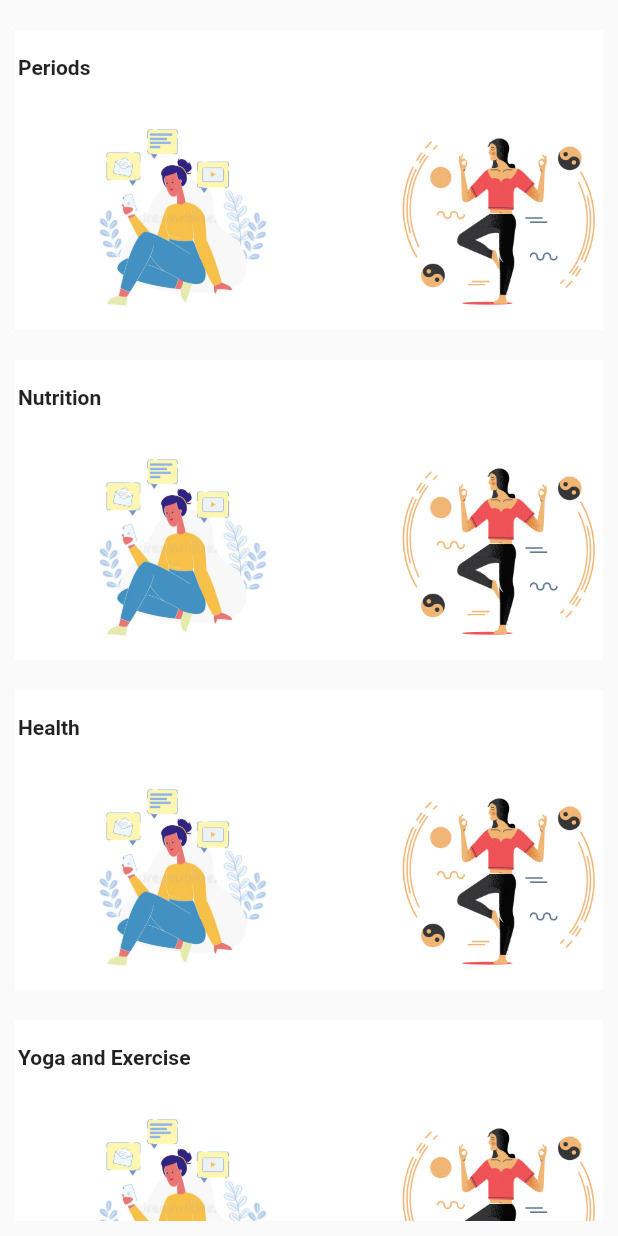
After one commit to sakshi170920/Pcos-App, a Flutter app: the BlogSection screen opened directly, on a phone screen of 412 x 824 dp. The commit adds this screen. Run offline on Flutter 3.47's test engine with Material 2 defaults, Android fonts, the phone set to English and light mode, and no system bars; our stand-ins replace animated_text_kit, cloud_firestore, firebase_auth, modal_progress_hud; accounts and stored records are empty.

Commit message:
Added Health insights blog section

```diff
--- /dev/null
+++ b/Flutter-App/pcos_app/lib/features/health_insights.dart
@@ -0,0 +1,71 @@
+import 'dart:ui';
+
+import 'package:flutter/cupertino.dart';
+import 'package:flutter/material.dart';
+import 'package:flutter/widgets.dart';
+class BlogSection extends StatelessWidget {
+  final titles = ["Periods","Nutrition","Health","Yoga and Exercise "];
+  @override
+  Widget build(BuildContext context) {
+    return Scaffold(
+      backgroundColor: Colors.grey[70],
+      body: Container(
+        padding: EdgeInsets.all(10),
+        child: ListView.builder(
+          scrollDirection: Axis.vertical,
+          itemCount: titles.length,
+            itemBuilder: (BuildContext context , int index){
+            return Container(
+
+              color: Colors.white,
+              margin: EdgeInsets.symmetric(horizontal: 0,vertical: 10),
+              height: 200,
+              child: Column(
+                children: [
+                  Expanded(
+                    flex: 1,
+                    child: Padding(
+                      padding: const EdgeInsets.all(2.0),
+                      child: Align(
+                        alignment: Alignment.centerLeft,
+                        child: Text(titles[index],style: TextStyle(fontWeight: FontWeight.bold
+                        ),
+
+                        ),
+                      ),
+
+                    ),
+                  ),
+                  Expanded(
+                  flex: 3,
+                  child: ListView.builder(//each row
+
+                    itemCount: 4,
+                    scrollDirection: Axis.horizontal,
+                    itemBuilder: (BuildContext context , int index){
+                      return Container(
+                        width: 200,
+                        margin: EdgeInsets.all(8),
+
+                        decoration: BoxDecoration(
+                            borderRadius: BorderRadius.circular(20),
+                          color: Colors.white,
+                        ),
+                        child: Image(image: AssetImage("assets/images/pcos${index+1}.jpg"),
+                        ),
+                      );
+                      },
+                  ),
+                ),
+
+                ],
+              ),
+            );
+            },
+
+
+        ),
+      ),
+    );
+  }
+}
--- a/Flutter-App/pcos_app/lib/login_screens/login_screen.dart
+++ b/Flutter-App/pcos_app/lib/login_screens/login_screen.dart
@@ -2,7 +2,6 @@ import 'package:flutter/material.dart';
 import 'package:pcos_app/constants.dart';
 import 'package:firebase_auth/firebase_auth.dart';
 import 'package:pcos_app/homepage.dart';
-import '../chat/chat_screen.dart';
 import 'package:modal_progress_hud/modal_progress_hud.dart';
 import 'package:pcos_app/widgets/rounded_button.dart';
 
@@ -78,7 +77,7 @@ class _LoginScreenState extends State<LoginScreen> {
                     final user = await _auth.signInWithEmailAndPassword(
                         email: email, password: password);
                     if (user != null) {
-                      Navigator.pushNamed(context, HomePage.id);
+                      Navigator.pushNamedAndRemoveUntil(context, HomePage.id, (route) => false);
                     }
 
                     setState(() {
--- a/Flutter-App/pcos_app/lib/login_screens/welcome_screen.dart
+++ b/Flutter-App/pcos_app/lib/login_screens/welcome_screen.dart
@@ -58,7 +58,7 @@ class _WelcomeScreenState extends State<WelcomeScreen>
                 TypewriterAnimatedTextKit(
                   text: ['PCOS Virago'],
                   textStyle: TextStyle(
-                    fontSize: 45.0,
+                    fontSize: 40.0,
                     fontWeight: FontWeight.w900,
                   ),
                 ),
```
Also changed, not shown: Flutter-App/pcos_app/lib/features/chat_screen.dart (renamed from Flutter-App/pcos_app/lib/chat/chat_screen.dart, +3 -14 lines), Flutter-App/pcos_app/lib/homepage.dart (+4 -5 lines), Flutter-App/pcos_app/lib/main.dart (+13 -4 lines), Flutter-App/pcos_app/lib/widgets/AppDrawer.dart (+19 -4 lines), Flutter-App/pcos_app/assets/images/logo.png, Flutter-App/pcos_app/assets/images/pcos1.jpg (added), Flutter-App/pcos_app/assets/images/pcos2.jpg (added), Flutter-App/pcos_app/assets/images/pcos3.jpg (added), Flutter-App/pcos_app/assets/images/pcos4.jpg (added).
